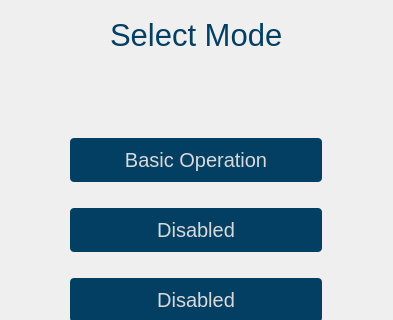
The window that gui/qtdesigner/ModeSelectorWidget.ui (wyattduber/CyDAQ) describes before a commit, drawn with Qt 5; both pictures show x 0 to 393 and y 314 to 634 of the 393 by 727 pixel window.
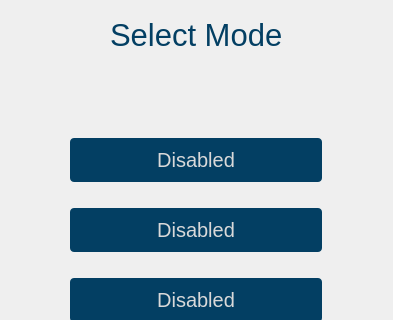
The same window after the commit. Icons and pictures are not drawn.

```diff
--- a/gui/qtdesigner/ModeSelectorWidget.ui
+++ b/gui/qtdesigner/ModeSelectorWidget.ui
@@ -140,7 +140,7 @@
       <cursorShape>ArrowCursor</cursorShape>
      </property>
      <property name="text">
-      <string>Basic Operation</string>
+      <string>Disabled</string>
      </property>
     </widget>
    </item>
```
